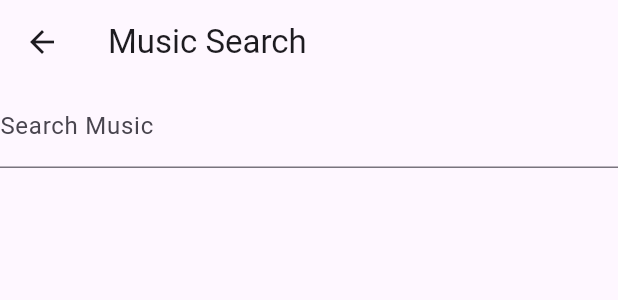
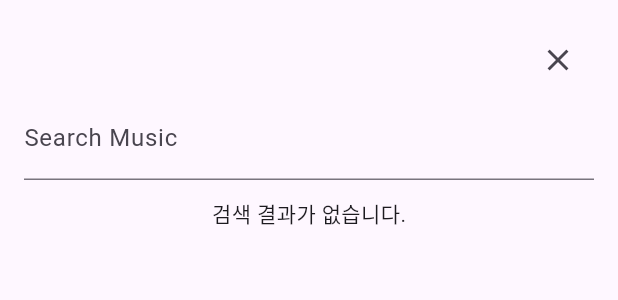
Before and after one commit to theJE-project/theJE-project.flutter, a Flutter app: the MusicSearchScreen widget shown alone on an empty page, opened directly, on a phone screen of 412 x 824 dp. Shown: the top 300 px of the screen. Run offline on Flutter 3.47's test engine with Material 3 defaults, Android fonts, the phone set to English and light mode, and no system bars; network calls fail.

Commit message:
music api 설정 및 음악 검색(모달창)

```diff
--- a/lib/models/music.dart
+++ b/lib/models/music.dart
@@ -1,10 +1,28 @@
 class Music {
+  final String preview; // 미리듣기 URL
   final String title;
-  // 필요한 필드 추가
+  final String albumCover;
+  final String albumTitle;
+  final String artist;
+  final int duration;
 
-  Music({required this.title});
+  Music({
+    required this.preview,
+    required this.title,
+    required this.albumCover,
+    required this.albumTitle,
+    required this.artist,
+    required this.duration,
+  });
 
   factory Music.fromJson(Map<String, dynamic> json) {
-    return Music(title: json['title']);
+    return Music(
+      preview: json['preview'] ?? '',
+      title: json['titleShort'] ?? '',
+      albumCover: json['albumCover'] ?? '',
+      albumTitle: json['albumTitle'] ?? '',
+      artist: json['artistName'] ?? '',
+      duration: json['duration'] ?? 0,
+    );
   }
 }
--- a/lib/screens/music_search_screen.dart
+++ b/lib/screens/music_search_screen.dart
@@ -1,6 +1,7 @@
 import 'package:flutter/material.dart';
 import '../models/music.dart';
 import '../services/music_service.dart';
+// import 'package:audioplayers/audioplayers.dart'; // AudioPlayer
 
 class MusicSearchScreen extends StatefulWidget {
   @override
@@ -11,6 +12,12 @@ class _MusicSearchScreenState extends State<MusicSearchScreen> {
   List<Music> musics = [];
   bool loading = false;
   String? error;
+
+
+// AudioPlayer
+//   final audioPlayer = AudioPlayer();
+//   String? currentlyPlayingUrl;
+//   bool isPlaying = false;
 
   Future<void> searchMusic(String query) async {
     setState(() {
@@ -34,26 +41,86 @@ class _MusicSearchScreenState extends State<MusicSearchScreen> {
     }
   }
 
+  // DB 추가 함수
+  // DB 추가 함수
+
   @override
   Widget build(BuildContext context) {
-    return Scaffold(
-      appBar: AppBar(title: Text('Music Search')),
-      body: Column(
+    return Container(
+      height: MediaQuery
+          .of(context)
+          .size
+          .height * 0.9, // 전체 화면의 90% 차지
+      padding: EdgeInsets.only(
+        top: 16,
+        left: 16,
+        right: 16,
+        bottom: MediaQuery
+            .of(context)
+            .viewInsets
+            .bottom + 16,
+      ),
+      child: Column(
         children: [
+          // 닫기 버튼
+          Align(
+            alignment: Alignment.centerRight,
+            child: IconButton(
+              icon: Icon(Icons.close),
+              onPressed: () => Navigator.of(context).pop(),
+            ),
+          ),
+
+          // 검색창
           TextField(
             decoration: InputDecoration(labelText: 'Search Music'),
             onSubmitted: searchMusic,
           ),
-          if (loading) CircularProgressIndicator(),
-          if (error != null) Text('Error: $error'),
-          Expanded(
-            child: ListView.builder(
-              itemCount: musics.length,
-              itemBuilder: (context, index) => ListTile(
-                title: Text(musics[index].title),
-              ),
-            ),
-          ),
+          const SizedBox(height: 12),
+
+          // 결과 영역
+          if (loading)
+            CircularProgressIndicator()
+          else
+            if (error != null)
+              Text('Error: $error')
+            else
+              if (musics.isEmpty)
+                Text('검색 결과가 없습니다.')
+              else
+                Expanded( // <- 중요! ListView가 넘치지 않도록
+                  child: ListView.builder(
+                    itemCount: musics.length,
+                    itemBuilder: (context, index) {
+                      final music = musics[index];
+                      return Container(
+                        margin: EdgeInsets.symmetric(
+                            horizontal: 12, vertical: 6),
+                        padding: EdgeInsets.all(8),
+                        decoration: BoxDecoration(
+                          border: Border.all(color: Colors.grey, width: 1.5),
+                          borderRadius: BorderRadius.circular(12),
+                        ),
+                        child: ListTile(
+                          contentPadding: EdgeInsets.zero,
+                          leading: music.albumCover.isNotEmpty
+                              ? Image.network(music.albumCover, width: 50,
+                              height: 50,
+                              fit: BoxFit.cover)
+                              : Icon(Icons.music_note),
+                          title: Text(music.title),
+                          subtitle: Text(music.artist),
+                          trailing: IconButton(
+                            icon: Icon(Icons.add),
+                            onPressed: () {
+                              // addMusicToDb(music);
+                            },
+                          ),
+                        ),
+                      );
+                    },
+                  ),
+                ),
         ],
       ),
     );
--- a/pubspec.yaml
+++ b/pubspec.yaml
@@ -31,7 +31,8 @@ dependencies:
   flutter:
     sdk: flutter
   http: ^0.13.5
-
+  audioplayers: ^6.5.0 #audioPlayer
+  image_picker: ^1.1.2 #image
   # The following adds the Cupertino Icons font to your application.
   # Use with the CupertinoIcons class for iOS style icons.
   cupertino_icons: ^1.0.8
```
Also changed, not shown: lib/playlist/models/playlist.dart (deleted, +0 -179 lines), lib/services/music_service.dart (+5 -3 lines), pubspec.lock.
